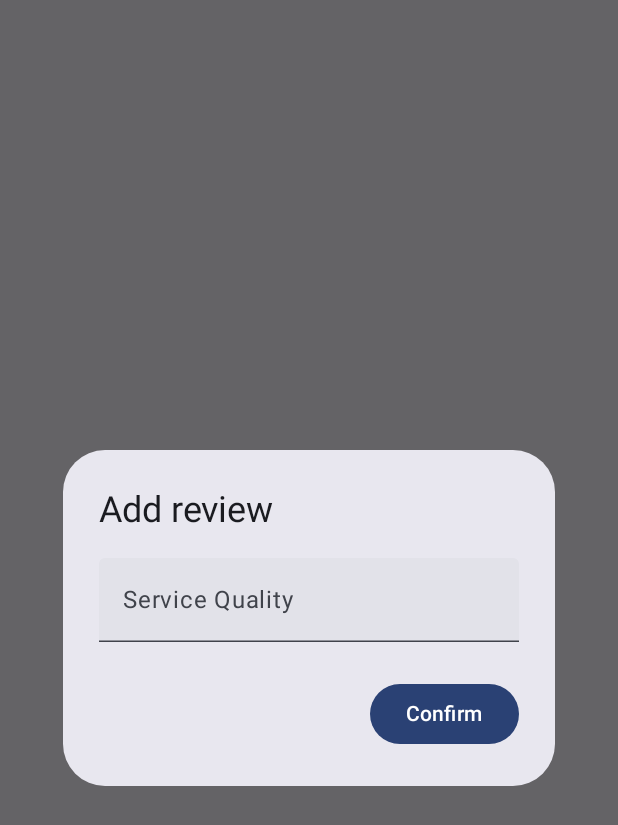
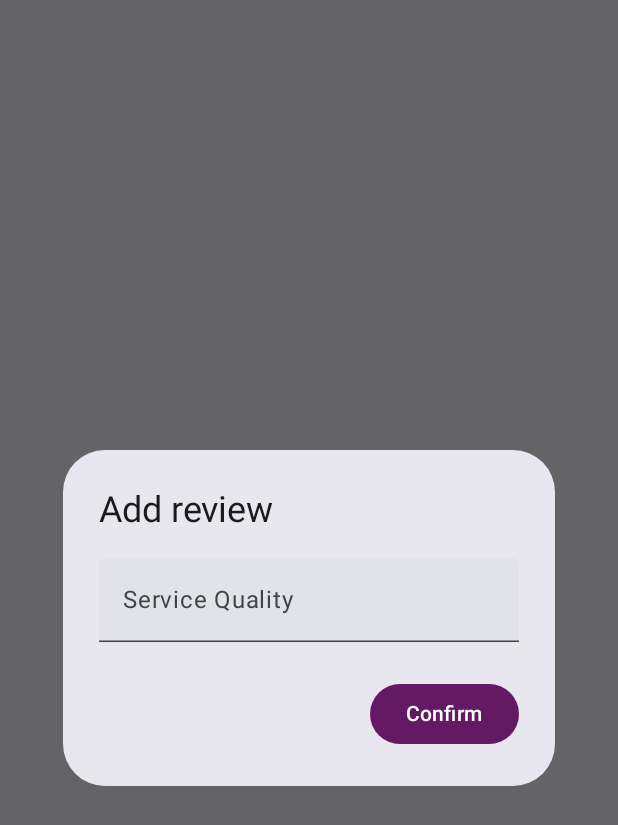
Before and after one commit to Grupo-Manifest/kowalski-rating, an Android app built with Jetpack Compose: the composable AddReviewDialog shown on its own in the app's theme, on a phone screen of 412 x 824 dp. Shown: the top 825 px of the screen. Run offline under Robolectric (Android 15) with nearby library versions, the light colour scheme and no system bars; 3 statements that could not run were skipped.

Commit message:
Change ReviewDialog button color

```diff
--- a/app/src/main/java/ecb/manifest/kowalski/rating/ui/presentation/review/ReviewDialog.kt
+++ b/app/src/main/java/ecb/manifest/kowalski/rating/ui/presentation/review/ReviewDialog.kt
@@ -5,6 +5,7 @@ import androidx.compose.foundation.layout.Column
 import androidx.compose.foundation.text.KeyboardOptions
 import androidx.compose.material3.AlertDialog
 import androidx.compose.material3.Button
+import androidx.compose.material3.ButtonDefaults
 import androidx.compose.material3.ExperimentalMaterial3Api
 import androidx.compose.material3.Text
 import androidx.compose.material3.TextField
@@ -14,6 +15,7 @@ import androidx.compose.ui.text.input.KeyboardType
 import androidx.compose.ui.unit.dp
 import ecb.manifest.kowalski.rating.events.ReviewEvent
 import ecb.manifest.kowalski.rating.events.ReviewState
+import ecb.manifest.kowalski.rating.ui.theme.PurpleShell
 
 @OptIn(ExperimentalMaterial3Api::class)
 @Composable
@@ -39,7 +41,10 @@ fun AddReviewDialog(
             }
         },
         confirmButton = {
-            Button(onClick = { onEvent(ReviewEvent.SaveReview) }) {
+            Button(
+                colors = ButtonDefaults.buttonColors(PurpleShell),
+                onClick = { onEvent(ReviewEvent.SaveReview) },
+            ) {
                 Text(text = "Confirm")
             }
         },
```
